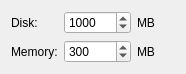
The window that kstars/hips/opshipscache.ui (KDE/kstars) describes before a commit, drawn with Qt 5.
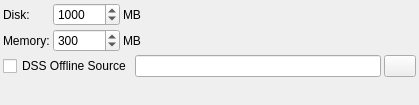
The same window after the commit. Icons and pictures are not drawn.

Commit message:
Add support for HiPS offline storage. Reduce unnecessary significant...
Add support for HiPS offline storage. Reduce unnecessary significant re-rendering of the HiPS pixmap when in tracking mode.

The edit to the form file:
```diff
--- a/kstars/hips/opshipscache.ui
+++ b/kstars/hips/opshipscache.ui
@@ -6,11 +6,36 @@
    <rect>
     <x>0</x>
     <y>0</y>
-    <width>181</width>
-    <height>66</height>
+    <width>419</width>
+    <height>105</height>
    </rect>
   </property>
+  <layout class="QVBoxLayout" name="verticalLayout">
+   <property name="spacing">
+    <number>3</number>
+   </property>
+   <property name="leftMargin">
+    <number>3</number>
+   </property>
+   <property name="topMargin">
+    <number>3</number>
+   </property>
+   <property name="rightMargin">
+    <number>3</number>
+   </property>
+   <property name="bottomMargin">
+    <number>3</number>
+   </property>
+   <item>
+    <layout class="QHBoxLayout" name="horizontalLayout">
+     <property name="spacing">
+      <number>3</number>
+     </property>
+     <item>
   <layout class="QGridLayout" name="gridLayout">
+       <property name="spacing">
+        <number>3</number>
+       </property>
    <item row="0" column="0">
     <widget class="QLabel" name="label_4">
      <property name="toolTip">
@@ -44,19 +69,6 @@
      </property>
     </widget>
    </item>
-   <item row="0" column="4" rowspan="2">
-    <spacer name="horizontalSpacer">
-     <property name="orientation">
-      <enum>Qt::Horizontal</enum>
-     </property>
-     <property name="sizeHint" stdset="0">
-      <size>
-       <width>40</width>
-       <height>20</height>
-      </size>
-     </property>
-    </spacer>
-   </item>
    <item row="1" column="0">
     <widget class="QLabel" name="label">
      <property name="toolTip">
@@ -90,7 +102,76 @@
      </property>
     </widget>
    </item>
-   <item row="2" column="3">
+      </layout>
+     </item>
+     <item>
+      <spacer name="horizontalSpacer">
+       <property name="orientation">
+        <enum>Qt::Horizontal</enum>
+       </property>
+       <property name="sizeHint" stdset="0">
+        <size>
+         <width>40</width>
+         <height>20</height>
+        </size>
+       </property>
+      </spacer>
+     </item>
+    </layout>
+   </item>
+   <item>
+    <layout class="QHBoxLayout" name="horizontalLayout_2">
+     <property name="spacing">
+      <number>3</number>
+     </property>
+     <item>
+      <widget class="QCheckBox" name="kcfg_HIPSUseOfflineSource">
+       <property name="toolTip">
+        <string>Do not download HiPS from Internet. Use DSS offline storage path to load all data.</string>
+       </property>
+       <property name="text">
+        <string>DSS Offline Source</string>
+       </property>
+      </widget>
+     </item>
+     <item>
+      <widget class="QLineEdit" name="kcfg_HIPSOfflinePath">
+       <property name="maximumSize">
+        <size>
+         <width>16777215</width>
+         <height>32</height>
+        </size>
+       </property>
+       <property name="clearButtonEnabled">
+        <bool>true</bool>
+       </property>
+      </widget>
+     </item>
+     <item>
+      <widget class="QPushButton" name="selectDirectoryB">
+       <property name="maximumSize">
+        <size>
+         <width>32</width>
+         <height>32</height>
+        </size>
+       </property>
+       <property name="text">
+        <string/>
+       </property>
+       <property name="icon">
+        <iconset theme="folder-open"/>
+       </property>
+       <property name="iconSize">
+        <size>
+         <width>28</width>
+         <height>28</height>
+        </size>
+       </property>
+      </widget>
+     </item>
+    </layout>
+   </item>
+   <item>
     <spacer name="verticalSpacer">
      <property name="orientation">
       <enum>Qt::Vertical</enum>
```
Lines whose indentation alone changed are shown as unchanged. The commit also changes 14 other files.
